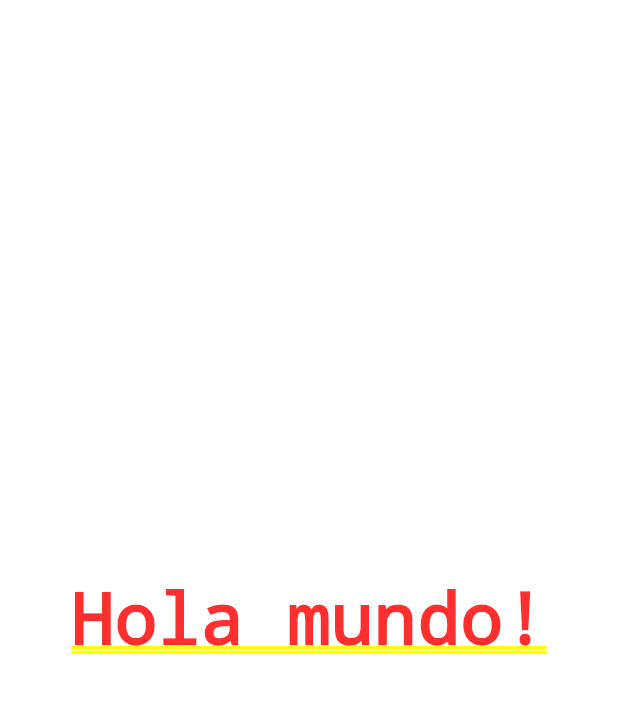
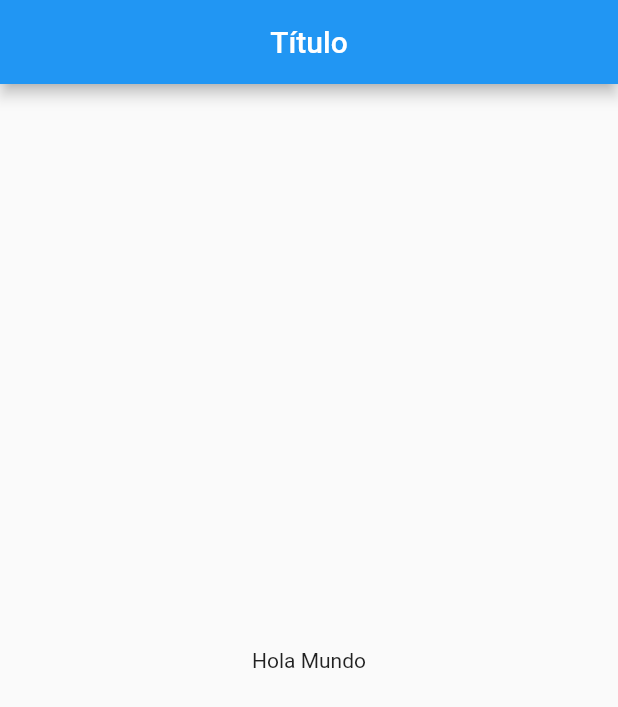
Before and after one commit to michaelrondon27/curso_flutter, a Flutter app: the screen it shows after launch, on a phone screen of 412 x 824 dp. Shown: the top 707 px of the screen. Run offline on Flutter 3.47's test engine with Material 2 defaults, Android fonts, the phone set to English and light mode, and no system bars.

Commit message:
46. Widget - Scaffold

```diff
--- a/contador/lib/src/app.dart
+++ b/contador/lib/src/app.dart
@@ -1,11 +1,13 @@
 import 'package:flutter/material.dart';
+
+import 'package:contador/src/pages/home_page.dart';
 
 class MyApp extends StatelessWidget {
   @override
   Widget build( context ) {
     return MaterialApp(
       home: Center(
-        child: Text('Hola mundo!'),
+        child: HomePage()
       )
     );
   }
--- /dev/null
+++ b/contador/lib/src/pages/home_page.dart
@@ -0,0 +1,16 @@
+import 'package:flutter/material.dart';
+
+class HomePage extends StatelessWidget {
+  @override
+  Widget build(BuildContext context) {
+    return Scaffold(
+      appBar: AppBar(
+        centerTitle: true,
+        title: Text('Título'),
+      ),
+      body: Center(
+        child: Text('Hola Mundo')
+      )
+    );
+  }
+}
```
